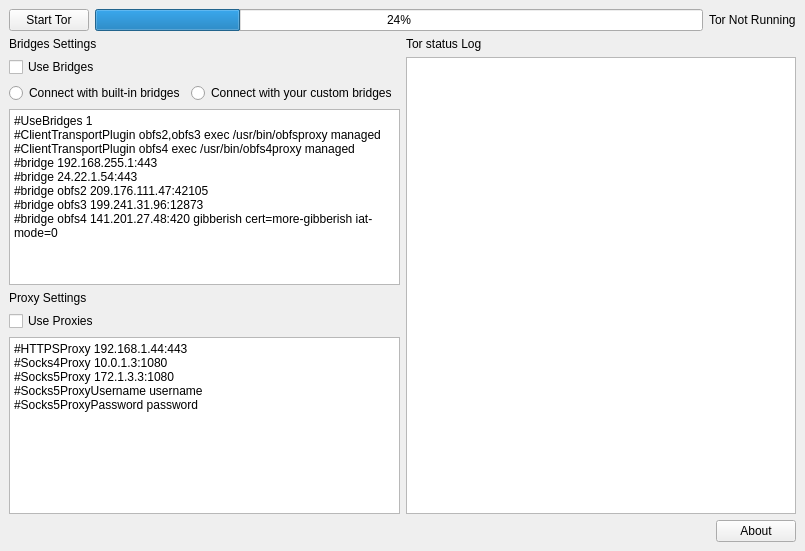
Above: OnionLauncher/ui_files/main.ui from infoengine1337/OnionLauncher-uhuru before the change. Below: the same form after it.
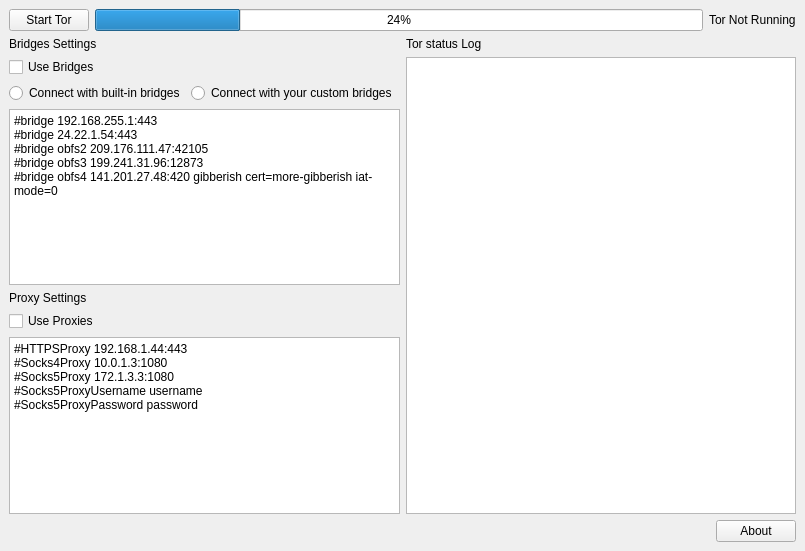
That is the form after the change.

```diff
--- a/OnionLauncher/ui_files/main.ui
+++ b/OnionLauncher/ui_files/main.ui
@@ -107,10 +107,7 @@
              </sizepolicy>
             </property>
             <property name="plainText">
-             <string>#UseBridges 1
-#ClientTransportPlugin obfs2,obfs3 exec /usr/bin/obfsproxy managed
-#ClientTransportPlugin obfs4 exec /usr/bin/obfs4proxy managed
-#bridge 192.168.255.1:443
+             <string>#bridge 192.168.255.1:443
 #bridge 24.22.1.54:443
 #bridge obfs2 209.176.111.47:42105
 #bridge obfs3 199.241.31.96:12873
```
